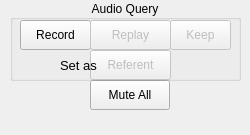
Before: the Qt Designer form libs/gui-osg-qt/ACAudioControlsDockWidgetQt.ui in MediaCycle/MediaCycle, drawn with Qt 5.
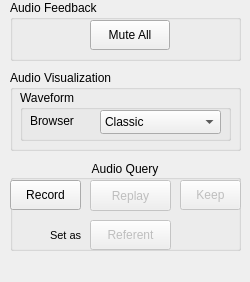
After: the same form once the commit is applied.

Commit message: Visibilty of the audio waveforms in the browser can now be switched in the Audio Controls Qt dock widget.

```diff
--- a/libs/gui-osg-qt/ACAudioControlsDockWidgetQt.ui
+++ b/libs/gui-osg-qt/ACAudioControlsDockWidgetQt.ui
@@ -7,11 +7,11 @@
     <x>0</x>
     <y>0</y>
     <width>250</width>
-    <height>135</height>
+    <height>282</height>
    </rect>
   </property>
   <property name="sizePolicy">
-   <sizepolicy hsizetype="Minimum" vsizetype="Minimum">
+   <sizepolicy hsizetype="MinimumExpanding" vsizetype="MinimumExpanding">
     <horstretch>0</horstretch>
     <verstretch>0</verstretch>
    </sizepolicy>
@@ -19,13 +19,13 @@
   <property name="minimumSize">
    <size>
     <width>250</width>
-    <height>135</height>
+    <height>100</height>
    </size>
   </property>
   <property name="maximumSize">
    <size>
     <width>250</width>
-    <height>135</height>
+    <height>500</height>
    </size>
   </property>
   <property name="features">
@@ -38,28 +38,39 @@
    <string>Audio Controls</string>
   </property>
   <widget class="QWidget" name="dockWidgetContents">
-   <widget class="QPushButton" name="pushButtonMuteAll">
-    <property name="geometry">
-     <rect>
-      <x>90</x>
-      <y>80</y>
-      <width>80</width>
-      <height>30</height>
-     </rect>
-    </property>
-    <property name="text">
-     <string>Mute All</string>
-    </property>
-   </widget>
-   <widget class="QGroupBox" name="groupBox">
+   <property name="sizePolicy">
+    <sizepolicy hsizetype="MinimumExpanding" vsizetype="MinimumExpanding">
+     <horstretch>0</horstretch>
+     <verstretch>0</verstretch>
+    </sizepolicy>
+   </property>
+   <property name="minimumSize">
+    <size>
+     <width>250</width>
+     <height>150</height>
+    </size>
+   </property>
+   <widget class="QGroupBox" name="groupBoxQuery">
     <property name="geometry">
      <rect>
       <x>10</x>
-      <y>0</y>
+      <y>160</y>
       <width>231</width>
-      <height>81</height>
+      <height>91</height>
      </rect>
     </property>
+    <property name="sizePolicy">
+     <sizepolicy hsizetype="MinimumExpanding" vsizetype="MinimumExpanding">
+      <horstretch>0</horstretch>
+      <verstretch>0</verstretch>
+     </sizepolicy>
+    </property>
+    <property name="minimumSize">
+     <size>
+      <width>231</width>
+      <height>91</height>
+     </size>
+    </property>
     <property name="title">
      <string>Audio Query</string>
     </property>
@@ -69,7 +80,7 @@
     <widget class="QPushButton" name="pushButtonQueryRecord">
      <property name="geometry">
       <rect>
-       <x>10</x>
+       <x>0</x>
        <y>20</y>
        <width>71</width>
        <height>30</height>
@@ -88,7 +99,7 @@
      </property>
      <property name="geometry">
       <rect>
-       <x>160</x>
+       <x>170</x>
        <y>20</y>
        <width>61</width>
        <height>30</height>
@@ -110,7 +121,7 @@
        <x>80</x>
        <y>20</y>
        <width>81</width>
-       <height>30</height>
+       <height>31</height>
       </rect>
      </property>
      <property name="text">
@@ -127,7 +138,7 @@
      <property name="geometry">
       <rect>
        <x>80</x>
-       <y>50</y>
+       <y>60</y>
        <width>81</width>
        <height>30</height>
       </rect>
@@ -142,15 +153,15 @@
     <widget class="QLabel" name="labelQueryUse">
      <property name="geometry">
       <rect>
-       <x>50</x>
-       <y>50</y>
+       <x>40</x>
+       <y>60</y>
        <width>41</width>
        <height>31</height>
       </rect>
      </property>
      <property name="font">
       <font>
-       <pointsize>10</pointsize>
+       <pointsize>8</pointsize>
       </font>
      </property>
      <property name="text">
@@ -158,6 +169,130 @@
      </property>
     </widget>
    </widget>
+   <widget class="QGroupBox" name="groupBoxFeedback">
+    <property name="geometry">
+     <rect>
+      <x>10</x>
+      <y>0</y>
+      <width>231</width>
+      <height>61</height>
+     </rect>
+    </property>
+    <property name="sizePolicy">
+     <sizepolicy hsizetype="MinimumExpanding" vsizetype="MinimumExpanding">
+      <horstretch>0</horstretch>
+      <verstretch>0</verstretch>
+     </sizepolicy>
+    </property>
+    <property name="minimumSize">
+     <size>
+      <width>231</width>
+      <height>61</height>
+     </size>
+    </property>
+    <property name="title">
+     <string>Audio Feedback</string>
+    </property>
+    <widget class="QPushButton" name="pushButtonMuteAll">
+     <property name="geometry">
+      <rect>
+       <x>80</x>
+       <y>20</y>
+       <width>80</width>
+       <height>30</height>
+      </rect>
+     </property>
+     <property name="text">
+      <string>Mute All</string>
+     </property>
+    </widget>
+   </widget>
+   <widget class="QGroupBox" name="groupBoxVisualization">
+    <property name="geometry">
+     <rect>
+      <x>10</x>
+      <y>70</y>
+      <width>231</width>
+      <height>81</height>
+     </rect>
+    </property>
+    <property name="sizePolicy">
+     <sizepolicy hsizetype="MinimumExpanding" vsizetype="MinimumExpanding">
+      <horstretch>0</horstretch>
+      <verstretch>0</verstretch>
+     </sizepolicy>
+    </property>
+    <property name="minimumSize">
+     <size>
+      <width>231</width>
+      <height>61</height>
+     </size>
+    </property>
+    <property name="title">
+     <string>Audio Visualization</string>
+    </property>
+    <widget class="QGroupBox" name="groupBoxWaveform">
+     <property name="geometry">
+      <rect>
+       <x>10</x>
+       <y>20</y>
+       <width>211</width>
+       <height>51</height>
+      </rect>
+     </property>
+     <property name="sizePolicy">
+      <sizepolicy hsizetype="MinimumExpanding" vsizetype="MinimumExpanding">
+       <horstretch>0</horstretch>
+       <verstretch>0</verstretch>
+      </sizepolicy>
+     </property>
+     <property name="minimumSize">
+      <size>
+       <width>211</width>
+       <height>51</height>
+      </size>
+     </property>
+     <property name="title">
+      <string>Waveform</string>
+     </property>
+     <widget class="QComboBox" name="comboBoxWaveformBrowser">
+      <property name="geometry">
+       <rect>
+        <x>80</x>
+        <y>20</y>
+        <width>121</width>
+        <height>24</height>
+       </rect>
+      </property>
+      <property name="currentIndex">
+       <number>1</number>
+      </property>
+      <item>
+       <property name="text">
+        <string>None</string>
+       </property>
+      </item>
+      <item>
+       <property name="text">
+        <string>Classic</string>
+       </property>
+      </item>
+     </widget>
+     <widget class="QLabel" name="labelWaveformBrowser">
+      <property name="geometry">
+       <rect>
+        <x>10</x>
+        <y>20</y>
+        <width>71</width>
+        <height>21</height>
+       </rect>
+      </property>
+      <property name="text">
+       <string>Browser</string>
+      </property>
+     </widget>
+    </widget>
+   </widget>
   </widget>
  </widget>
  <resources/>
```
The commit also changes 11 other files.
